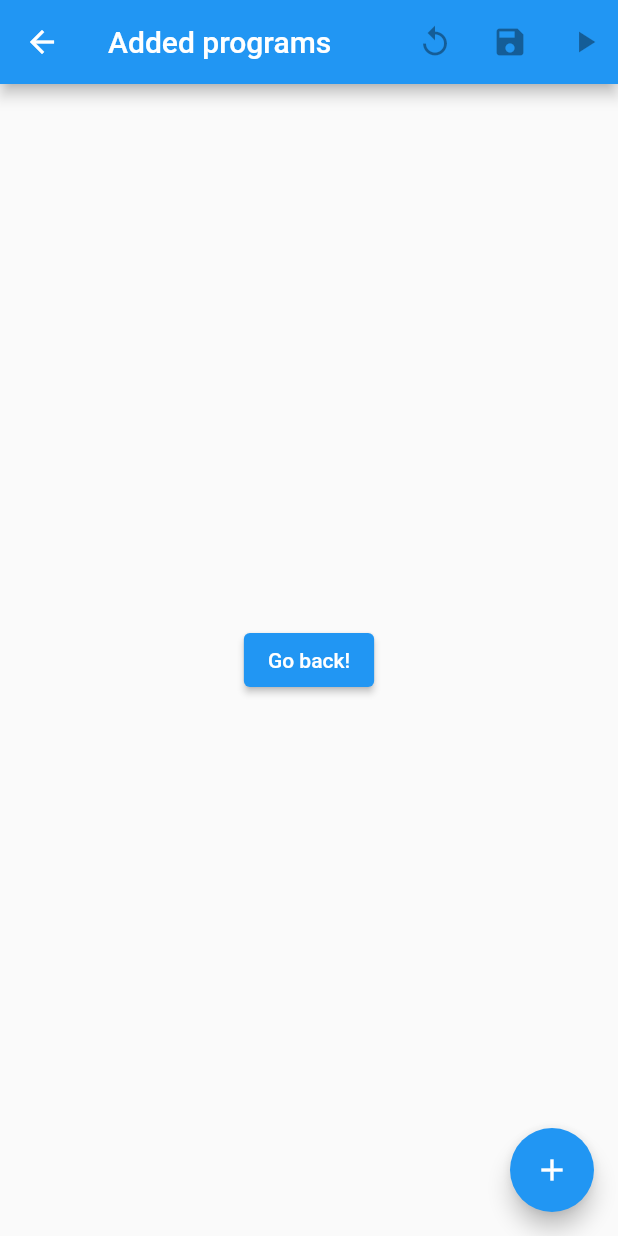
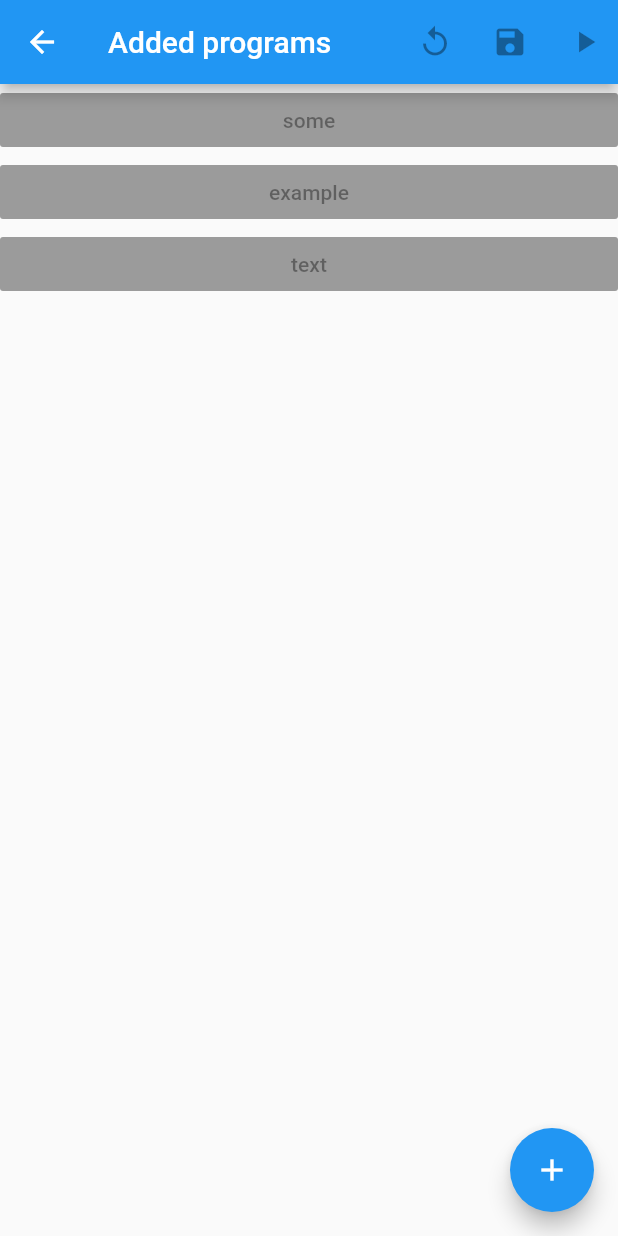
Before and after one commit to helagro/computer_program_sync, a Flutter app: the ProgramListerScreen screen opened directly, on a phone screen of 412 x 824 dp. Run offline on Flutter 3.47's test engine with Material 2 defaults, Android fonts, the phone set to English and light mode, and no system bars; our stand-ins replace google_sign_in; missing offline and left inert: googleapis.

Commit message:
adds listview with addable items

```diff
--- a/lib/programListerScreen.dart
+++ b/lib/programListerScreen.dart
@@ -1,6 +1,16 @@
+import 'package:computer_program_sync/main.dart';
 import 'package:flutter/material.dart';
 
-class ProgramListerScreen extends StatelessWidget {
+class ProgramListerScreen extends StatefulWidget {
+  ProgramListerScreen({Key key}) : super(key: key);
+
+  @override
+  _ProgramListerScreenState createState() => _ProgramListerScreenState();
+}
+
+class _ProgramListerScreenState extends State<ProgramListerScreen> {
+  final List<String> listItems = <String>["some", "example", "text"];
+
   @override
   Widget build(BuildContext context) {
     return Scaffold(
@@ -12,19 +22,23 @@ class ProgramListerScreen extends StatelessWidget {
           _actionButtonFactory(Icons.play_arrow, "Run"),
         ],
       ),
-      body: Center(
-        child: ElevatedButton(
-          onPressed: () {
-            // Navigate back to first route when tapped.
-          },
-          child: Text('Go back!'),
-        ),
-      ),
+      body: ListView.builder(
+          itemCount: listItems.length,
+          itemBuilder: (BuildContext buildContext, int index) {
+            return _listItemFactory(listItems[index]);
+          }),
       floatingActionButton: FloatingActionButton(
         tooltip: 'Add program',
         child: Icon(Icons.add),
+        onPressed: addItem,
       ),
     );
+  }
+
+  void addItem() {
+    setState(() {
+      listItems.add("I am added from btn");
+    });
   }
 }
 
@@ -37,3 +51,7 @@ Widget _actionButtonFactory(IconData icon, String tooltip) {
     ),
   );
 }
+
+Widget _listItemFactory(String text) {
+  return RaisedButton(child: Text(text));
+}
```
